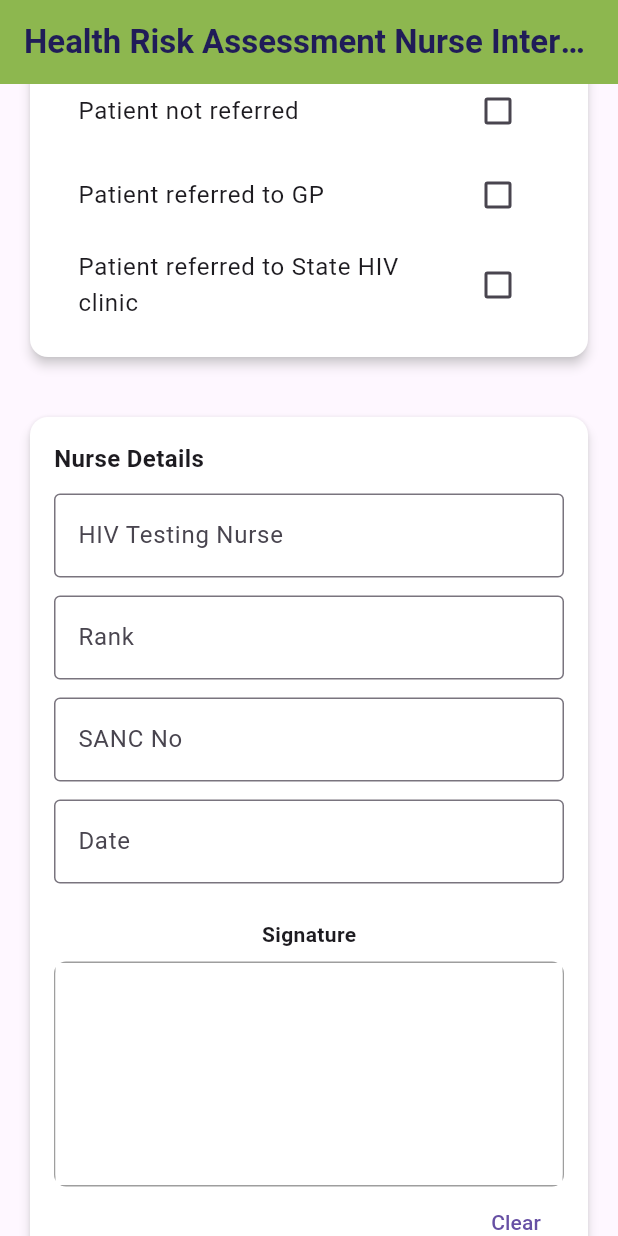
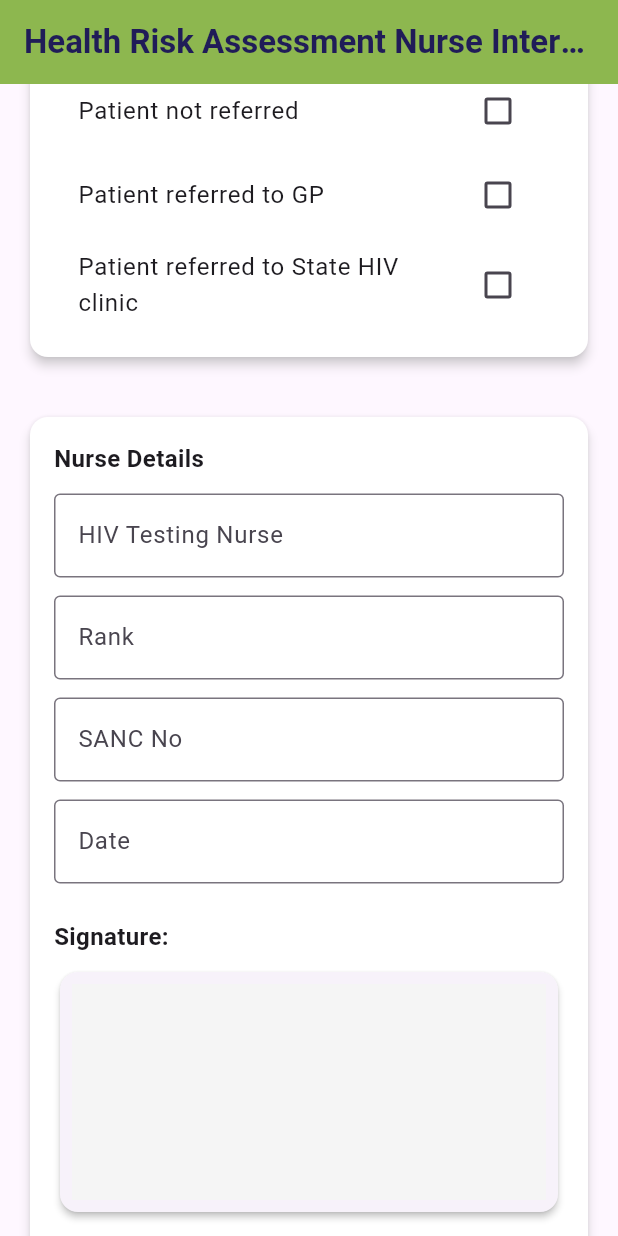
Before and after one commit to munashethedeveloper/kenwell_health_app, a Flutter app: the NurseInterventionScreen screen opened by its route, scrolled down 576 dp, on a phone screen of 412 x 824 dp. Run offline on Flutter 3.47's test engine with Material 3 defaults, Android fonts, the phone set to English and light mode, and no system bars; drawn by our look-alikes of signature; our stand-ins replace cloud_firestore, firebase_auth, flutter_svg, package_info_plus, shared_preferences, table_calendar; accounts and stored records are empty.

Commit message:
Signature Pad is now available in all the nursing intervention screens

```diff
--- a/lib/ui/features/hiv_test_nursing_intervention/view_model/hiv_test_nursing_intervention_view_model.dart
+++ b/lib/ui/features/hiv_test_nursing_intervention/view_model/hiv_test_nursing_intervention_view_model.dart
@@ -1,5 +1,6 @@
 import 'package:flutter/material.dart';
 import 'package:intl/intl.dart';
+import 'package:signature/signature.dart';
 
 class HIVTestNursingInterventionViewModel extends ChangeNotifier {
   // --- 1. Window period ---
@@ -36,10 +37,23 @@ class HIVTestNursingInterventionViewModel extends ChangeNotifier {
 
   // --- Notes ---
   final TextEditingController sessionNotesController = TextEditingController();
+  final SignatureController signatureController = SignatureController(
+    penStrokeWidth: 2,
+    penColor: Colors.black,
+    exportBackgroundColor: Colors.white,
+  );
+
+  HIVTestNursingInterventionViewModel() {
+    signatureController.addListener(_onSignatureChanged);
+  }
 
   // --- Submitting ---
   bool _isSubmitting = false;
   bool get isSubmitting => _isSubmitting;
+
+  void clearSignature() {
+    signatureController.clear();
+  }
 
   // --- Setters ---
   void setWindowPeriod(String value) {
@@ -121,6 +135,8 @@ class HIVTestNursingInterventionViewModel extends ChangeNotifier {
     if (notReferred && notReferredReasonController.text.trim().isEmpty) {
       return false;
     }
+    if (signatureController.isEmpty) return false;
+
     return true;
   }
 
@@ -142,6 +158,7 @@ class HIVTestNursingInterventionViewModel extends ChangeNotifier {
       'referredGP': referredGP,
       'referredHIVClinic': referredHIVClinic,
       'sessionNotes': sessionNotesController.text,
+      'hasSignature': signatureController.isNotEmpty,
     };
   }
 
@@ -163,6 +180,10 @@ class HIVTestNursingInterventionViewModel extends ChangeNotifier {
     onNext?.call();
   }
 
+  void _onSignatureChanged() {
+    notifyListeners();
+  }
+
   @override
   void dispose() {
     followUpOtherDetailsController.dispose();
--- a/lib/ui/features/nurse_interventions/view_model/nurse_intervention_view_model.dart
+++ b/lib/ui/features/nurse_interventions/view_model/nurse_intervention_view_model.dart
@@ -77,6 +77,11 @@ class NurseInterventionViewModel extends ChangeNotifier {
   );
   final TextEditingController sancNumberController = TextEditingController();
   final TextEditingController nurseDateController = TextEditingController();
+
+  void clearSignature() {
+    signatureController.clear();
+    notifyListeners();
+  }
 
   // --- Submission ---
   bool _isSubmitting = false;
--- a/lib/ui/features/nurse_interventions/widgets/nurse_intervention_screen.dart
+++ b/lib/ui/features/nurse_interventions/widgets/nurse_intervention_screen.dart
@@ -173,30 +173,7 @@ class NurseInterventionScreen extends StatelessWidget {
                       requiredField: true,
                     ),
                     const SizedBox(height: 12),
-                    const Text('Signature',
-                        style: TextStyle(fontWeight: FontWeight.bold)),
-                    const SizedBox(height: 8),
-                    Container(
-                      decoration: BoxDecoration(
-                        border: Border.all(color: Colors.grey),
-                        borderRadius: BorderRadius.circular(8),
-                      ),
-                      height: 150,
-                      child: Signature(
-                        controller: viewModel.signatureController,
-                        backgroundColor: Colors.white,
-                      ),
-                    ),
-                    Row(
-                      mainAxisAlignment: MainAxisAlignment.end,
-                      children: [
-                        TextButton(
-                          onPressed: () =>
-                              viewModel.signatureController.clear(),
-                          child: const Text('Clear'),
-                        ),
-                      ],
-                    ),
+                    _buildSignatureSection(viewModel),
                   ],
                 ),
               ),
@@ -269,6 +246,38 @@ class NurseInterventionScreen extends StatelessWidget {
 }
 
 // ------------------ Reusable Widgets ------------------
+Widget _buildSignatureSection(NurseInterventionViewModel viewModel) {
+  return Column(
+    crossAxisAlignment: CrossAxisAlignment.start,
+    children: [
+      const Text(
+        'Signature:',
+        style: TextStyle(fontWeight: FontWeight.bold, fontSize: 16),
+      ),
+      const SizedBox(height: 8),
+      Card(
+        shape: RoundedRectangleBorder(borderRadius: BorderRadius.circular(12)),
+        elevation: 2,
+        child: Container(
+          padding: const EdgeInsets.all(8),
+          height: 160,
+          child: Signature(
+            controller: viewModel.signatureController,
+            backgroundColor: Colors.grey[100]!,
+          ),
+        ),
+      ),
+      const SizedBox(height: 8),
+      Align(
+        alignment: Alignment.centerRight,
+        child: TextButton(
+          onPressed: viewModel.clearSignature,
+          child: const Text('Clear Signature'),
+        ),
+      ),
+    ],
+  );
+}
 
 Widget _buildDropdown(String label, String? value, List<String> options,
     Function(String?) onChanged,
--- a/lib/ui/features/tb_test_nursing_intervention/view_model/tb_nursing_intervention_view_model.dart
+++ b/lib/ui/features/tb_test_nursing_intervention/view_model/tb_nursing_intervention_view_model.dart
@@ -1,4 +1,5 @@
 import 'package:flutter/material.dart';
+import 'package:signature/signature.dart';
 
 class TBNursingInterventionViewModel extends ChangeNotifier {
   bool memberNotReferred = false;
@@ -8,6 +9,18 @@ class TBNursingInterventionViewModel extends ChangeNotifier {
 
   final TextEditingController reasonController = TextEditingController();
   final TextEditingController sessionNotesController = TextEditingController();
+  final SignatureController signatureController = SignatureController(
+    penStrokeWidth: 2,
+    penColor: Colors.black,
+    exportBackgroundColor: Colors.white,
+  );
+
+  bool get hasSignature => signatureController.isNotEmpty;
+
+  void clearSignature() {
+    signatureController.clear();
+    notifyListeners();
+  }
 
   void toggleMemberNotReferred(bool? value) {
     memberNotReferred = value ?? false;
@@ -38,6 +51,7 @@ class TBNursingInterventionViewModel extends ChangeNotifier {
       'referredToStateHIVClinic': referredToStateHIVClinic,
       'referredToOHConsultation': referredToOHConsultation,
       'sessionNotes': sessionNotesController.text,
+      'hasSignature': signatureController.isNotEmpty,
     };
   }
 
@@ -54,6 +68,8 @@ class TBNursingInterventionViewModel extends ChangeNotifier {
   void dispose() {
     reasonController.dispose();
     sessionNotesController.dispose();
+    signatureController.dispose();
+
     super.dispose();
   }
 }
```
Also changed, not shown: lib/ui/features/hiv_test_nursing_intervention/widgets/hiv_test_nursing_intervention_screen.dart (+36 -0 lines), lib/ui/features/tb_test_nursing_intervention/widgets/tb_nursing_intervention_screen.dart (+51 -1 lines).
